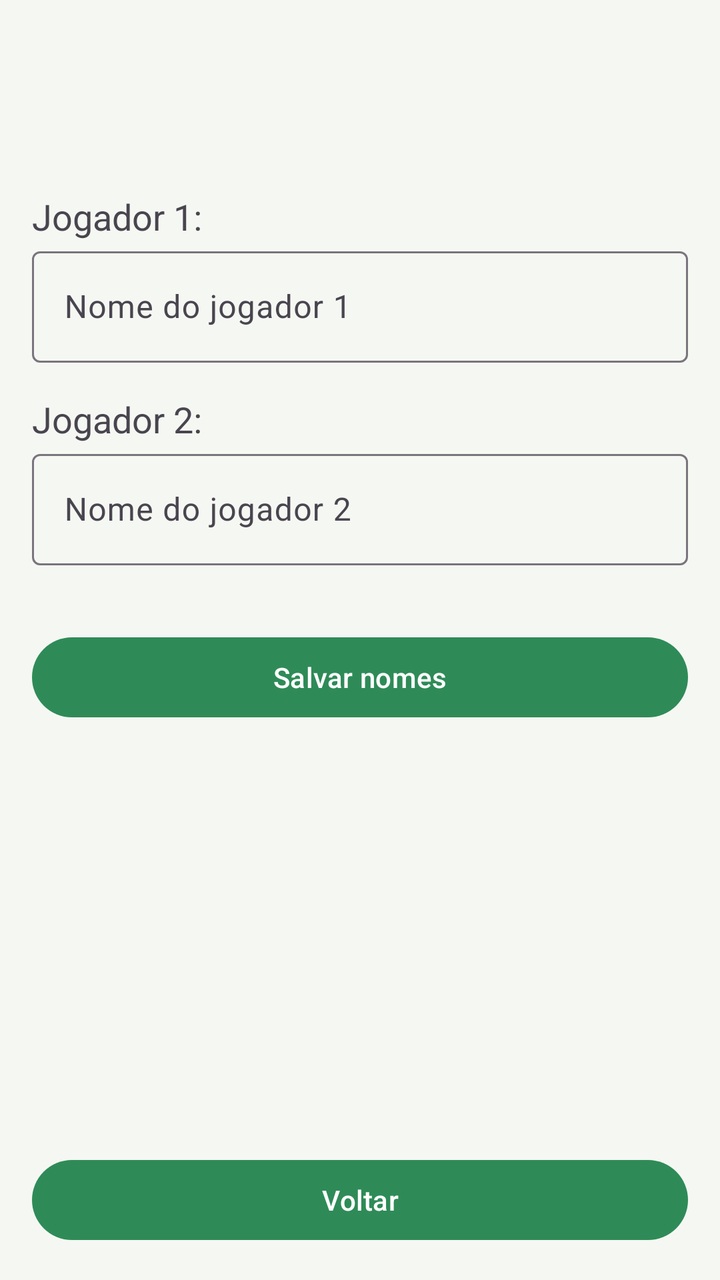
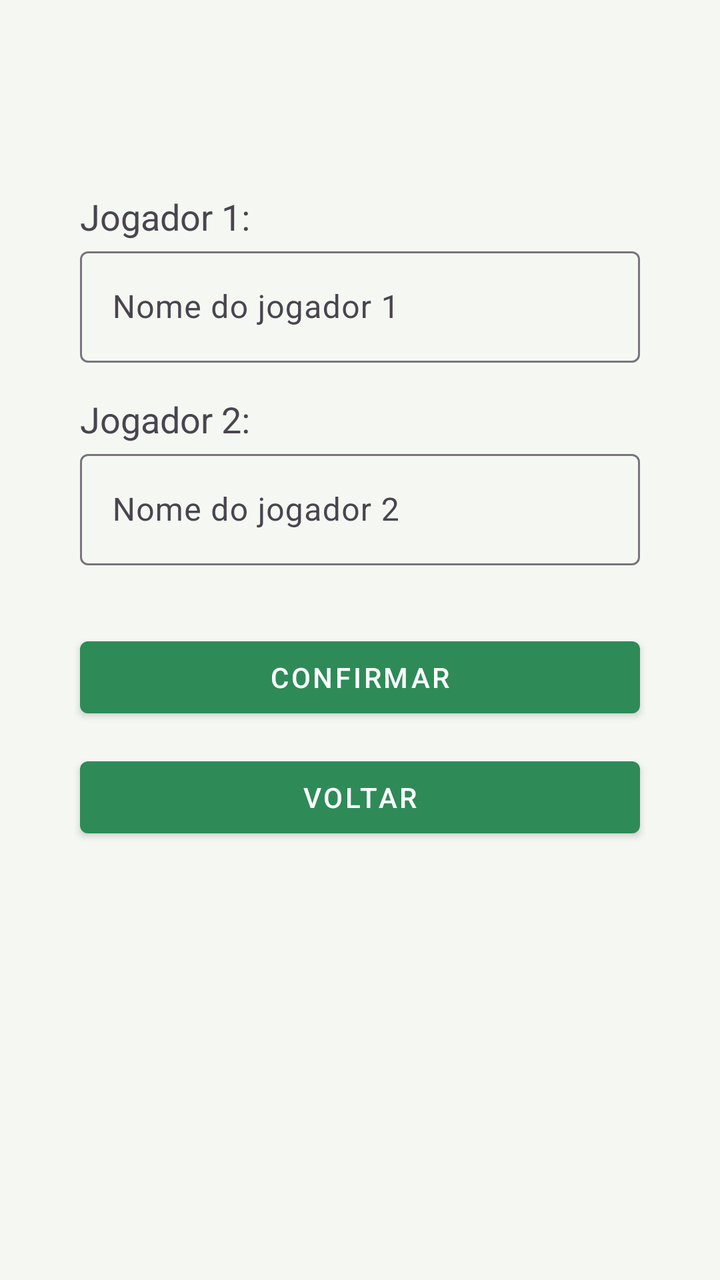

Screens rendered from an Android XML layout before and after an edit, with the pre-edit source and the edit as a unified diff.
<!-- AndroidManifest.xml: application theme Theme.Truco -->
<!-- res/layout/activity_informar_nomes.xml -->
<?xml version="1.0" encoding="utf-8"?>
<androidx.constraintlayout.widget.ConstraintLayout
    xmlns:android="http://schemas.android.com/apk/res/android"
    xmlns:app="http://schemas.android.com/apk/res-auto"
    android:id="@+id/main"
    android:layout_width="match_parent"
    android:layout_height="match_parent"
    android:padding="16dp">

    
    <TextView
        android:id="@+id/nome_jogador1"
        android:layout_width="wrap_content"
        android:layout_height="wrap_content"
        android:text="Jogador 1:"
        android:textSize="18sp"
        app:layout_constraintStart_toStartOf="parent"
        app:layout_constraintTop_toTopOf="parent"
        android:layout_marginTop="80dp"/>

    
    <com.google.android.material.textfield.TextInputLayout
        android:id="@+id/layoutJogador1"
        android:layout_width="0dp"
        android:layout_height="wrap_content"
        android:hint="Nome do jogador 1"
        app:layout_constraintEnd_toEndOf="parent"
        app:layout_constraintStart_toStartOf="@+id/nome_jogador1"
        app:layout_constraintTop_toBottomOf="@+id/nome_jogador1">

        <com.google.android.material.textfield.TextInputEditText
            android:id="@+id/inputJogador1"
            android:layout_width="match_parent"
            android:layout_height="wrap_content"
            android:inputType="textPersonName" />
    </com.google.android.material.textfield.TextInputLayout>

    
    <TextView
        android:id="@+id/nome_jogador2"
        android:layout_width="wrap_content"
        android:layout_height="wrap_content"
        android:layout_marginTop="16dp"
        android:text="Jogador 2:"
        android:textSize="18sp"
        app:layout_constraintStart_toStartOf="parent"
        app:layout_constraintTop_toBottomOf="@+id/layoutJogador1" />

    
    <com.google.android.material.textfield.TextInputLayout
        android:id="@+id/layoutJogador2"
        android:layout_width="0dp"
        android:layout_height="wrap_content"
        android:hint="Nome do jogador 2"
        app:layout_constraintEnd_toEndOf="parent"
        app:layout_constraintStart_toStartOf="@+id/nome_jogador2"
        app:layout_constraintTop_toBottomOf="@+id/nome_jogador2">

        <com.google.android.material.textfield.TextInputEditText
            android:id="@+id/inputJogador2"
            android:layout_width="match_parent"
            android:layout_height="wrap_content"
            android:inputType="textPersonName" />
    </com.google.android.material.textfield.TextInputLayout>

    
    <Button
        android:id="@+id/salvar"
        android:layout_width="0dp"
        android:layout_height="wrap_content"
        android:text="Salvar nomes"
        android:layout_marginTop="32dp"
        app:layout_constraintTop_toBottomOf="@id/layoutJogador2"
        app:layout_constraintStart_toStartOf="parent"
        app:layout_constraintEnd_toEndOf="parent"/>

    
    <Button
        android:id="@+id/voltar"
        android:layout_width="0dp"
        android:layout_height="wrap_content"
        android:text="Voltar"
        app:layout_constraintBottom_toBottomOf="parent"
        app:layout_constraintStart_toStartOf="parent"
        app:layout_constraintEnd_toEndOf="parent"/>

</androidx.constraintlayout.widget.ConstraintLayout>
<!-- resources referenced by this layout -->
<resources>
  <style name="Theme.Truco" parent="Base.Theme.Truco" />
  <style name="Base.Theme.Truco" parent="Theme.Material3.DayNight.NoActionBar">
  
          
          <item name="colorPrimary">@color/green_500</item>
          <item name="colorPrimaryVariant">@color/green_700</item>
          <item name="colorOnPrimary">@color/white</item>
  
          
          <item name="colorSecondary">@color/gold_500</item>
          <item name="colorSecondaryVariant">@color/gold_700</item>
          <item name="colorOnSecondary">@color/black</item>
  
          
          <item name="android:colorBackground">@color/background</item>
          <item name="colorSurface">@color/surface</item>
          <item name="colorOnSurface">@color/text_primary</item>
  
          
          <item name="android:statusBarColor" tools:targetApi="l">?attr/colorPrimaryVariant</item>
  
      </style>
  <color name="green_500">#FF2E8B57</color>
  <color name="green_700">#FF1B5E20</color>
  <color name="white">#FFFFFFFF</color>
  <color name="gold_500">#FFFFC107</color>
  <color name="gold_700">#FFFF8F00</color>
  <color name="black">#FF000000</color>
  <color name="background">#FFF5F7F2</color>
  <color name="surface">#FFFFFFFF</color>
  <color name="text_primary">#FF17251E</color>
</resources>

<!-- the commit's change to res/layout/activity_informar_nomes.xml (unified diff, before → after) -->
@@ -2,29 +2,29 @@
 <androidx.constraintlayout.widget.ConstraintLayout
     xmlns:android="http://schemas.android.com/apk/res/android"
     xmlns:app="http://schemas.android.com/apk/res-auto"
+    xmlns:tools="http://schemas.android.com/tools"
     android:id="@+id/main"
     android:layout_width="match_parent"
     android:layout_height="match_parent"
     android:padding="16dp">
 
-    
     <TextView
         android:id="@+id/nome_jogador1"
         android:layout_width="wrap_content"
         android:layout_height="wrap_content"
+        android:layout_marginStart="24dp"
+        android:layout_marginTop="80dp"
         android:text="Jogador 1:"
         android:textSize="18sp"
         app:layout_constraintStart_toStartOf="parent"
-        app:layout_constraintTop_toTopOf="parent"
-        android:layout_marginTop="80dp"/>
+        app:layout_constraintTop_toTopOf="parent" />
 
-    
     <com.google.android.material.textfield.TextInputLayout
         android:id="@+id/layoutJogador1"
         android:layout_width="0dp"
         android:layout_height="wrap_content"
         android:hint="Nome do jogador 1"
-        app:layout_constraintEnd_toEndOf="parent"
+        app:layout_constraintEnd_toEndOf="@+id/salvar"
         app:layout_constraintStart_toStartOf="@+id/nome_jogador1"
         app:layout_constraintTop_toBottomOf="@+id/nome_jogador1">
 
@@ -35,7 +35,6 @@
             android:inputType="textPersonName" />
     </com.google.android.material.textfield.TextInputLayout>
 
-    
     <TextView
         android:id="@+id/nome_jogador2"
         android:layout_width="wrap_content"
@@ -43,16 +42,15 @@
         android:layout_marginTop="16dp"
         android:text="Jogador 2:"
         android:textSize="18sp"
-        app:layout_constraintStart_toStartOf="parent"
+        app:layout_constraintStart_toStartOf="@+id/nome_jogador1"
         app:layout_constraintTop_toBottomOf="@+id/layoutJogador1" />
 
-    
     <com.google.android.material.textfield.TextInputLayout
         android:id="@+id/layoutJogador2"
         android:layout_width="0dp"
         android:layout_height="wrap_content"
         android:hint="Nome do jogador 2"
-        app:layout_constraintEnd_toEndOf="parent"
+        app:layout_constraintEnd_toEndOf="@+id/layoutJogador1"
         app:layout_constraintStart_toStartOf="@+id/nome_jogador2"
         app:layout_constraintTop_toBottomOf="@+id/nome_jogador2">
 
@@ -63,25 +61,27 @@
             android:inputType="textPersonName" />
     </com.google.android.material.textfield.TextInputLayout>
 
-    
     <Button
         android:id="@+id/salvar"
+        style="@style/BotaoPontuacao"
         android:layout_width="0dp"
         android:layout_height="wrap_content"
-        android:text="Salvar nomes"
         android:layout_marginTop="32dp"
-        app:layout_constraintTop_toBottomOf="@id/layoutJogador2"
-        app:layout_constraintStart_toStartOf="parent"
-        app:layout_constraintEnd_toEndOf="parent"/>
+        android:layout_marginEnd="24dp"
+        android:text="Confirmar"
+        app:layout_constraintEnd_toEndOf="parent"
+        app:layout_constraintStart_toStartOf="@+id/nome_jogador2"
+        app:layout_constraintTop_toBottomOf="@id/layoutJogador2" />
 
-    
     <Button
         android:id="@+id/voltar"
+        style="@style/BotaoPontuacao"
         android:layout_width="0dp"
         android:layout_height="wrap_content"
+        android:layout_marginTop="12dp"
         android:text="Voltar"
-        app:layout_constraintBottom_toBottomOf="parent"
-        app:layout_constraintStart_toStartOf="parent"
-        app:layout_constraintEnd_toEndOf="parent"/>
+        app:layout_constraintTop_toBottomOf="@id/salvar"
+        app:layout_constraintEnd_toEndOf="@+id/salvar"
+        app:layout_constraintStart_toStartOf="@+id/salvar" />
 
 </androidx.constraintlayout.widget.ConstraintLayout>
<!-- resource entries referenced after the edit -->
@@ -1,5 +1,16 @@
 <!-- resources referenced by this layout -->
 <resources>
+  <style name="BotaoPontuacao" parent="Widget.MaterialComponents.Button">
+          <item name="android:layout_width">0dp</item>
+          <item name="android:layout_height">47dp</item>
+          <item name="android:minWidth">0dp</item>
+          <item name="android:paddingLeft">2dp</item>
+          <item name="android:paddingRight">2dp</item>
+          <item name="android:insetLeft">0dp</item>
+          <item name="android:insetRight">0dp</item>
+          <item name="android:maxLines">1</item>
+          <item name="android:singleLine">true</item>
+      </style>
   <style name="Theme.Truco" parent="Base.Theme.Truco" />
   <style name="Base.Theme.Truco" parent="Theme.Material3.DayNight.NoActionBar">
   
